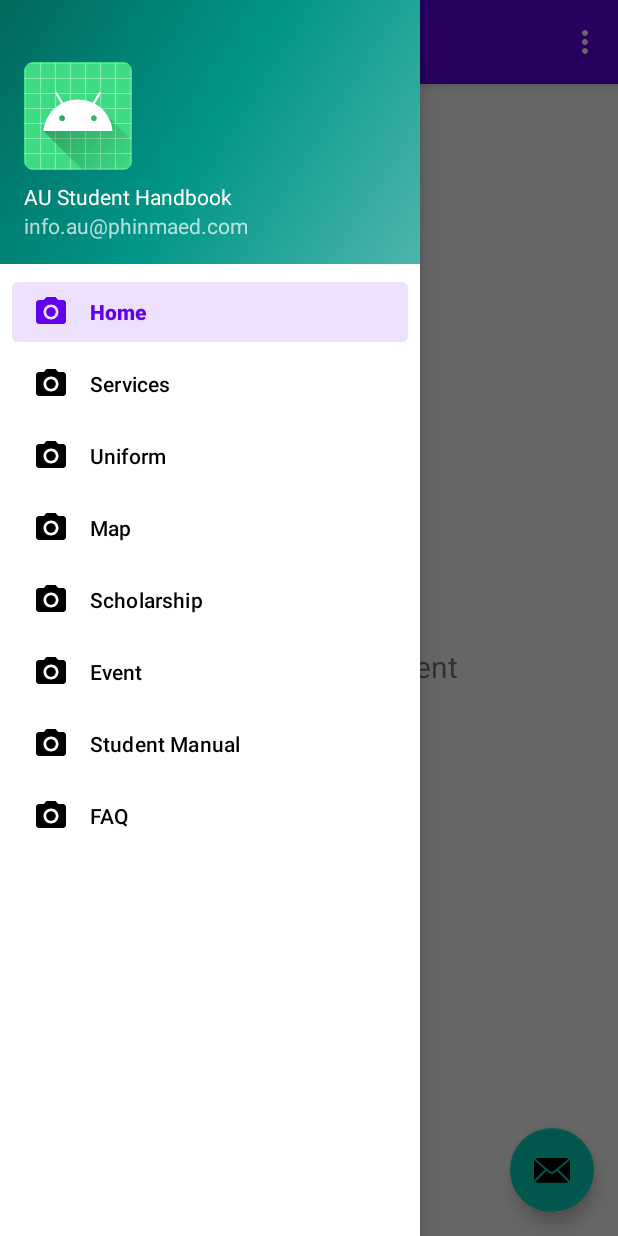
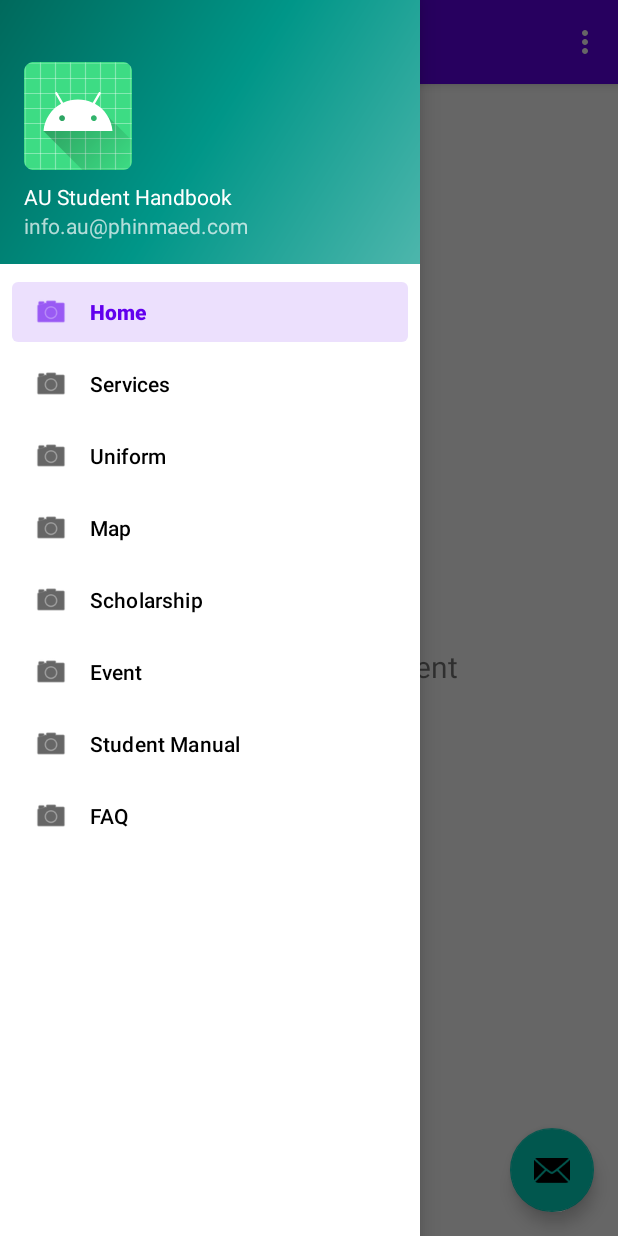
Before and after one commit to Astaltin/au-cit-handbook, an Android app: the screen it shows after launch (MainActivity), with the side drawer open, on a phone screen of 412 x 824 dp. Run offline under Robolectric (Android 15) with nearby library versions, the phone set to English and light mode, and no system bars; our stand-ins replace navigation-ui.

Commit message:
Initial commit

```diff
--- a/app/src/main/res/drawable-v21/ic_menu_camera.xml
+++ /dev/null
@@ -1,12 +0,0 @@
-<vector xmlns:android="http://schemas.android.com/apk/res/android"
-    android:width="24dp"
-    android:height="24dp"
-    android:viewportWidth="24.0"
-    android:viewportHeight="24.0">
-    <path
-        android:fillColor="#FF000000"
-        android:pathData="M12,12m-3.2,0a3.2,3.2 0,1 1,6.4 0a3.2,3.2 0,1 1,-6.4 0" />
-    <path
-        android:fillColor="#FF000000"
-        android:pathData="M9,2L7.17,4H4c-1.1,0 -2,0.9 -2,2v12c0,1.1 0.9,2 2,2h16c1.1,0 2,-0.9 2,-2V6c0,-1.1 -0.9,-2 -2,-2h-3.17L15,2H9zm3,15c-2.76,0 -5,-2.24 -5,-5s2.24,-5 5,-5 5,2.24 5,5 -2.24,5 -5,5z" />
-</vector>
```
Also changed, not shown: app/src/main/res/drawable-v21/ic_menu_gallery.xml (deleted, +0 -9 lines), app/src/main/res/drawable-v21/ic_menu_slideshow.xml (deleted, +0 -9 lines), app/src/main/res/values/strings.xml (+9 -0 lines).
